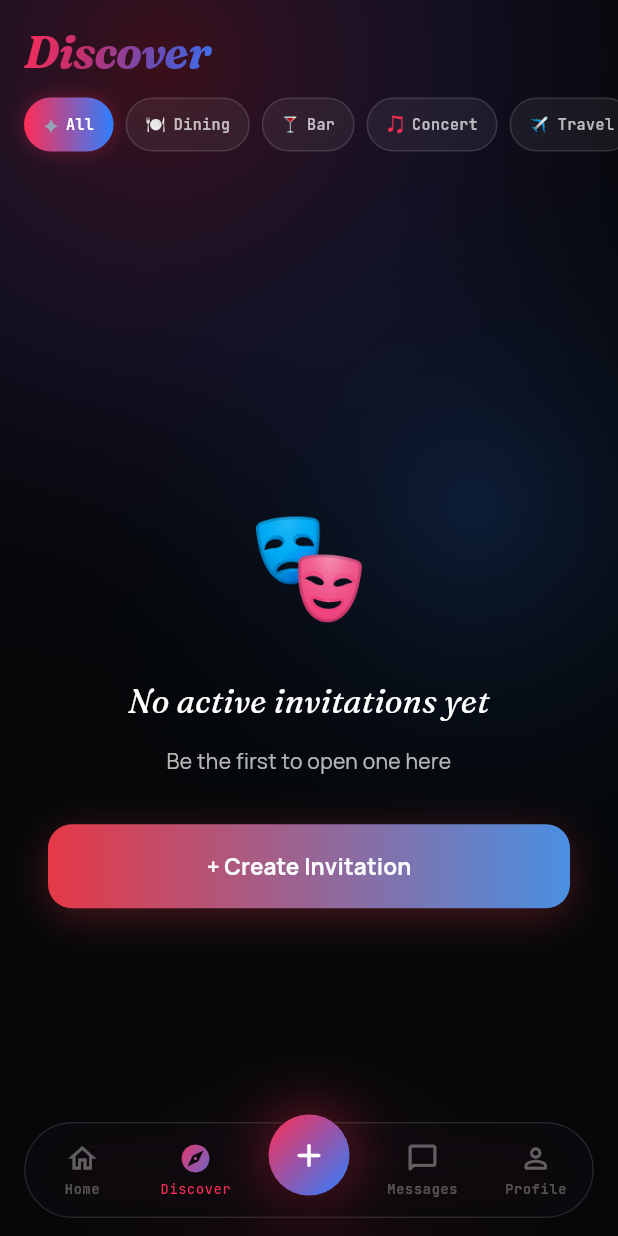
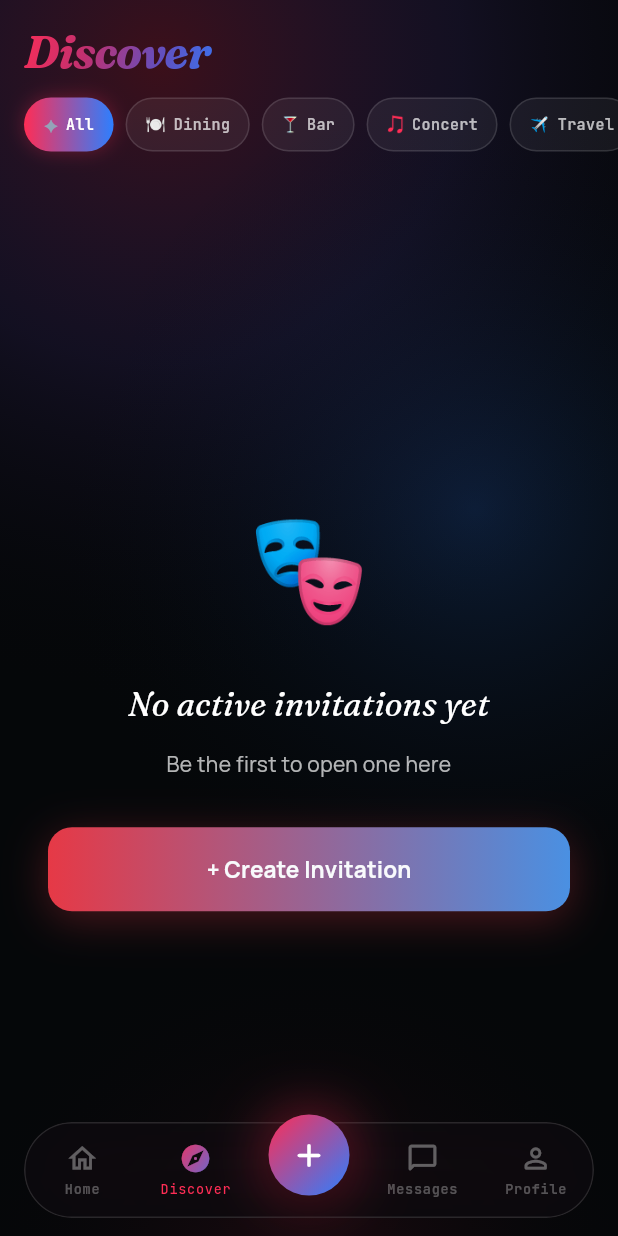
Before and after one commit to Masculinpapion/soulchoice, a Flutter app: the DiscoverScreen screen opened by its route, on a phone screen of 412 x 824 dp. Run offline on Flutter 3.47's test engine with Material 3 defaults, Android fonts, the phone set to English and light mode, and no system bars; our stand-ins replace cached_network_image, firebase_core, firebase_crashlytics, firebase_messaging, flutter_riverpod, go_router and 6 more; missing offline and left inert: appmetrica_plugin, crop_your_image; accounts and stored records are empty; network calls fail.

Commit message:
fix(ui): selected-chip glow needs real bottom air — cards paint over it
Column paint order lets the glow overdraw upward freely but the grid/cards
paint on top of it below; bottom gaps raised past the glow radius
(discover 16px total, feed 12px) so the halo dies out before the cards.

Co-Authored-By: Claude Fable 5 <noreply@anthropic.com>

```diff
--- a/lib/features/discover/screens/discover_screen.dart
+++ b/lib/features/discover/screens/discover_screen.dart
@@ -68,7 +68,7 @@ class _DiscoverScreenState extends ConsumerState<DiscoverScreen> {
               // Chip boyutu değişmez; satır üst/alt nefes payı + Clip.none
               // (seçili chip ışıması komşu bloklara değmeden serbest yayılır).
               Padding(
-                padding: const EdgeInsets.only(top: 8, bottom: 6),
+                padding: const EdgeInsets.only(top: 8, bottom: 10),
                 child: SizedBox(
                 height: 36,
                 child: ListView(
--- a/lib/features/feed/screens/feed_screen.dart
+++ b/lib/features/feed/screens/feed_screen.dart
@@ -131,7 +131,7 @@ class _FeedScreenState extends ConsumerState<FeedScreen>
                 }),
                 onClearFilter: () => setState(() => _selectedCategory = null),
               ),
-              const SizedBox(height: 6), // chip satırı nefes payı (alt)
+              const SizedBox(height: 12), // chip satırı nefes payı (alt — ışıma sönümü)
               Expanded(
                 child: TabBarView(
                   controller: _tabController,
```
